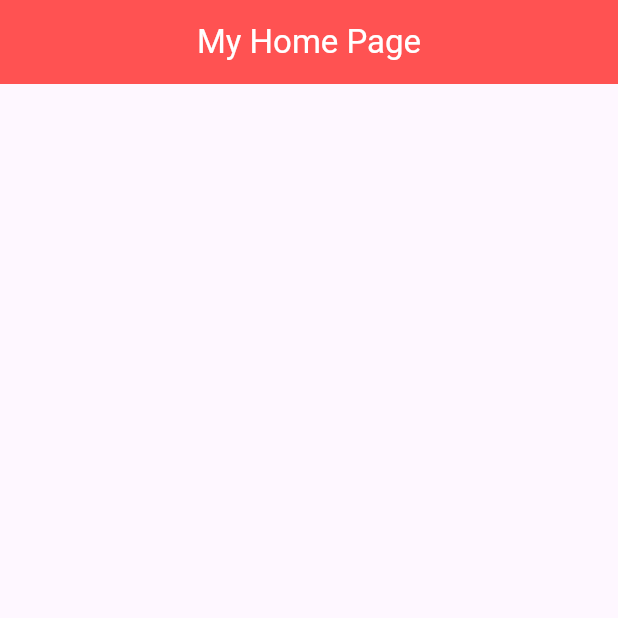
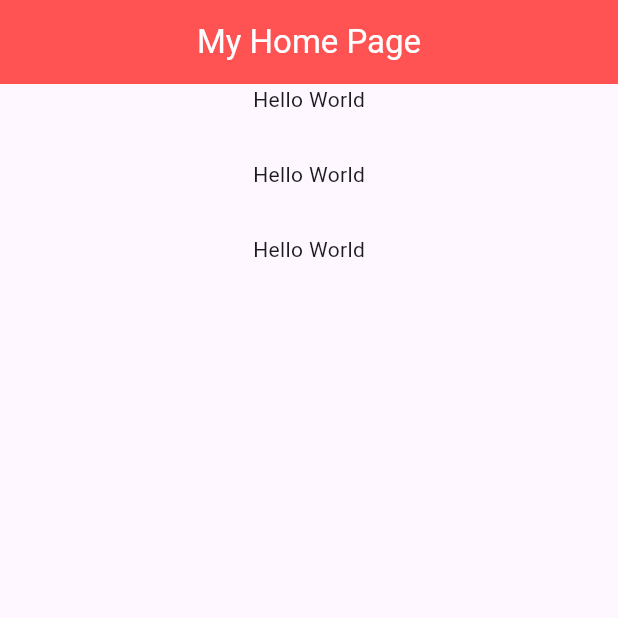
Before and after one commit to narayanvyas/cu_krg_ait, a Flutter app: the screen it shows after launch, on a phone screen of 412 x 824 dp, the top half of it. Run offline on Flutter 3.47's test engine with Material 3 defaults, Android fonts, the phone set to English and light mode, and no system bars.

Commit message:
Added Column Widget

```diff
--- a/lib/main.dart
+++ b/lib/main.dart
@@ -21,6 +21,19 @@ class HomePage extends StatelessWidget {
           style: TextStyle(color: Colors.white),
         ),
       ),
+      body: Column(
+        children: [
+          Text('Hello World'),
+          Container(
+            height: 30,
+          ),
+          Text('Hello World'),
+          Container(
+            height: 30,
+          ),
+          Text('Hello World'),
+        ],
+      ),
     );
   }
 }
```
